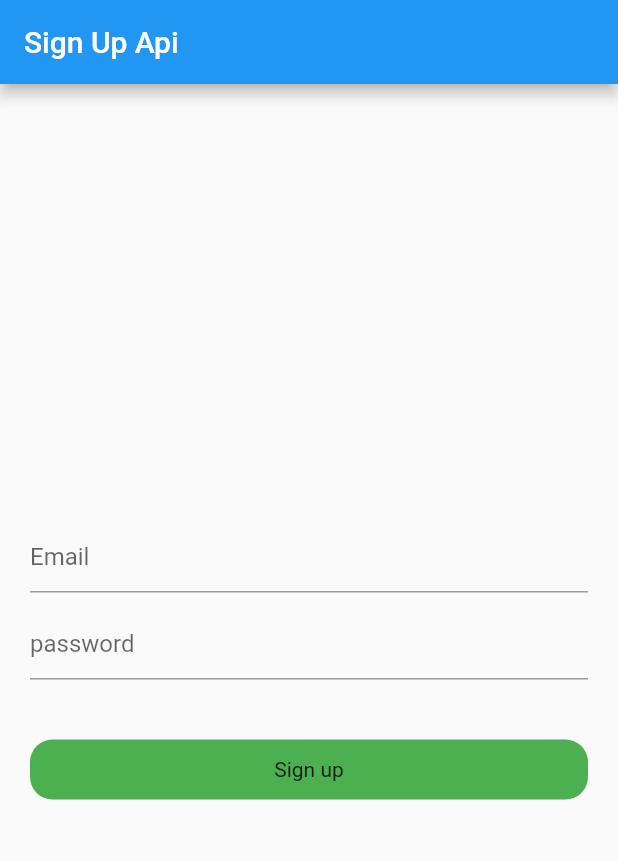
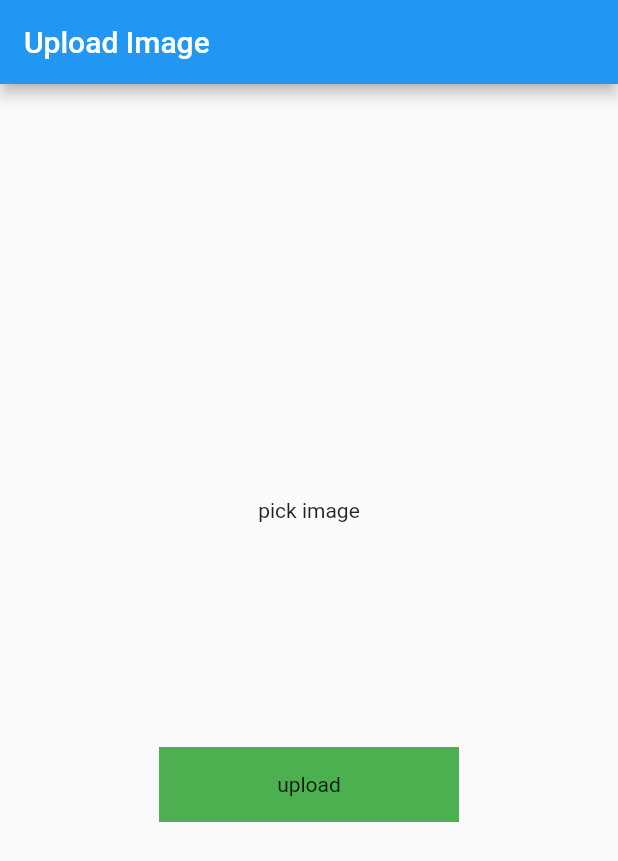
Before and after one commit to es-amit/API-tutorials, a Flutter app: the screen it shows after launch, on a phone screen of 412 x 824 dp. Shown: the top 861 px of the screen. Run offline on Flutter 3.47's test engine with Material 2 defaults, Android fonts, the phone set to English and light mode, and no system bars; drawn by our look-alikes of modal_progress_hud_nsn; our stand-ins replace image_picker.

Commit message:
uploading image using api

```diff
--- a/lib/main.dart
+++ b/lib/main.dart
@@ -1,5 +1,6 @@
 // import 'package:api_tutorials/screens/home_screen.dart';
-import 'package:api_tutorials/screens/signup.dart';
+//import 'package:api_tutorials/screens/signup.dart';
+import 'package:api_tutorials/screens/upload_image.dart';
 //import 'package:api_tutorials/screens/tutorial_five.dart';
 //import 'package:api_tutorials/screens/tutorial_four.dart';
 //import 'package:api_tutorials/screens/tutorial_three.dart';
@@ -9,6 +10,6 @@ import 'package:flutter/material.dart';
 void main(){
   runApp(const MaterialApp(
     debugShowCheckedModeBanner: false,
-    home: SignUpScreen(),
+    home: UploadImageScreen(),
   ));
 }
--- /dev/null
+++ b/lib/screens/upload_image.dart
@@ -0,0 +1,125 @@
+// ignore_for_file: unnecessary_new
+
+import 'dart:io';
+import 'package:http/http.dart'as http;
+import 'package:flutter/material.dart';
+import 'package:image_picker/image_picker.dart';
+import 'package:modal_progress_hud_nsn/modal_progress_hud_nsn.dart';
+
+class UploadImageScreen extends StatefulWidget {
+  const UploadImageScreen({super.key});
+
+  @override
+  State<UploadImageScreen> createState() => _UploadImageScreenState();
+}
+
+class _UploadImageScreenState extends State<UploadImageScreen> {
+
+  File? image;
+  final _picker = ImagePicker();
+  bool showSpinner = false;
+
+  Future getImage() async{
+    final pickedFile = await _picker.pickImage(source: ImageSource.gallery,imageQuality: 80);
+
+    if(pickedFile != null){
+      image = File(pickedFile.path);
+      setState(() {
+      });
+    }else{
+      print('no image selected');
+    }
+  }
+
+  Future<void> uploadImage() async{
+    setState(() {
+
+      showSpinner = true;
+
+    });
+
+    var stream = new http.ByteStream(image!.openRead());
+
+    stream.cast();
+
+    var length  =await image!.length();
+
+    var uri = Uri.parse('https://fakestoreapi.com/products');
+
+    var request = new http.MultipartRequest('POST', uri);
+
+
+    request.fields['title'] = 'Static title';
+
+    var mulitport = new http.MultipartFile('image', stream, length);
+
+    request.files.add(mulitport);
+
+    var response = await request.send();
+
+    if(response.statusCode ==200){
+      setState(() {
+
+        showSpinner= false;
+      });
+      print('image uploaded');
+    }
+    else{
+      setState(() {
+
+        showSpinner = false;
+      });
+      print('not uploaded');
+    }
+
+
+  }
+  @override
+  Widget build(BuildContext context) {
+    return ModalProgressHUD(
+      inAsyncCall: showSpinner,
+      child: Scaffold(
+        appBar: AppBar(
+          title: const Text('Upload Image'),
+        ),
+        body:Column(
+          mainAxisAlignment: MainAxisAlignment.center,
+          crossAxisAlignment: CrossAxisAlignment.center,
+          children: [
+            Container(
+              child: image == null ?  Center(
+                child: GestureDetector(
+                  onTap: (){
+                    getImage();
+                  },
+                  child: Text('pick image')),
+              )
+              :  Container(
+                child: Center(
+                  child: Image.file(
+                    File(image!.path).absolute,
+                    height: 100,
+                    width: 100,
+                    fit: BoxFit.cover,
+                  ),
+                ),),
+            ),
+            const SizedBox(height: 150,),
+            GestureDetector(
+              onTap: (){
+                uploadImage();
+              },
+              child: Container(
+                height: 50,
+                width: 200,
+                color: Colors.green,
+                child: const Center(
+                  child: Text("upload")),
+              ),
+            )
+          ],
+        ),
+      ),
+    );
+  }
+}
--- a/pubspec.yaml
+++ b/pubspec.yaml
@@ -32,6 +32,7 @@ dependencies:
   flutter:
     sdk: flutter
   http: ^1.1.0
+  image_picker: ^1.0.4
   modal_progress_hud_nsn: ^0.4.0
 
 dev_dependencies:
```
Also changed, not shown: pubspec.lock, 1 other file.
